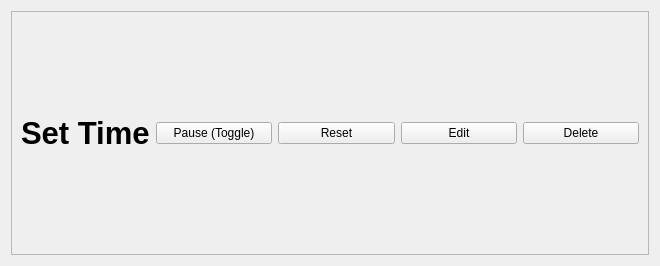
MikeParadox/study_timer, file timerwidget.ui: the form before one commit.
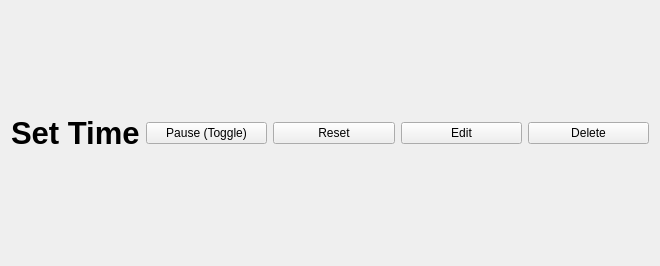
The form after the commit.

Commit message: Remove useless frame

```diff
--- a/timerwidget.ui
+++ b/timerwidget.ui
@@ -15,15 +15,6 @@
   </property>
   <layout class="QHBoxLayout" name="horizontalLayout">
    <item>
-    <widget class="QFrame" name="frame">
-     <property name="frameShape">
-      <enum>QFrame::StyledPanel</enum>
-     </property>
-     <property name="frameShadow">
-      <enum>QFrame::Raised</enum>
-     </property>
-     <layout class="QHBoxLayout" name="horizontalLayout_2">
-      <item>
        <widget class="QLabel" name="time">
         <property name="font">
          <font>
@@ -63,9 +54,6 @@
         <property name="text">
          <string>Delete</string>
         </property>
-       </widget>
-      </item>
-     </layout>
     </widget>
    </item>
   </layout>
```
Lines whose indentation alone changed are shown as unchanged.
